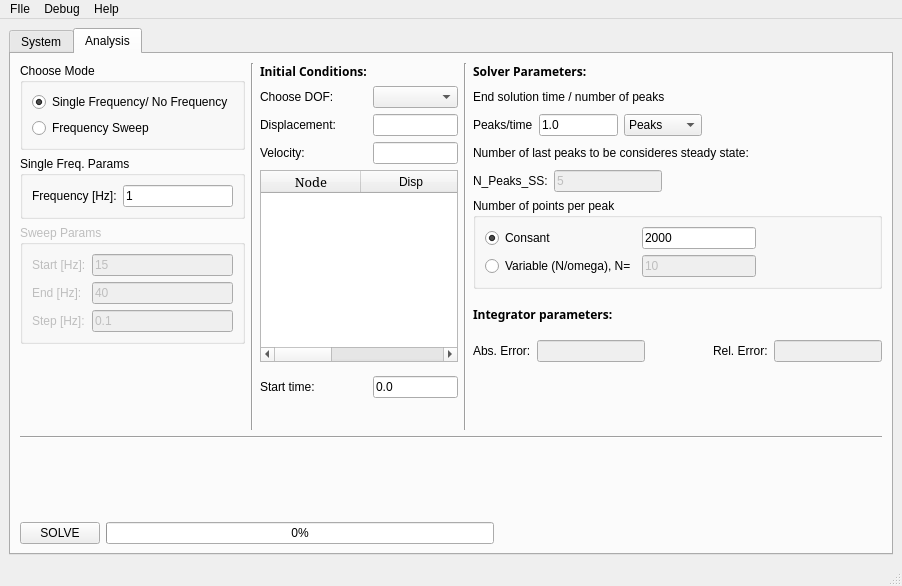
The window that oddsFormMain.ui (snexus/ODDS) describes before a commit, drawn with Qt 5.
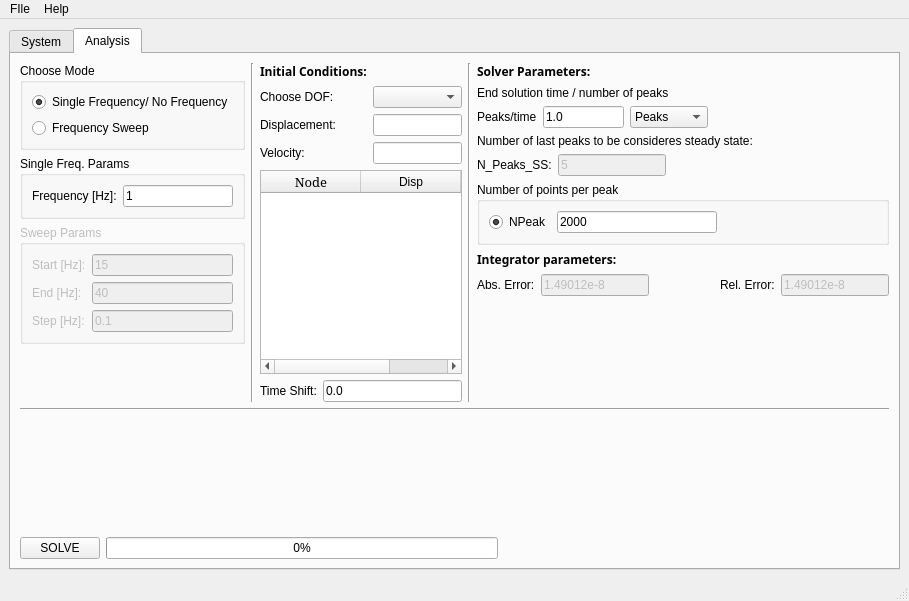
The same window after the commit. The open tabs and pages were chosen to show the change.

Commit message: Fixed inital conditions input, GUI refactoring

Diff of the .ui file:
```diff
--- a/oddsFormMain.ui
+++ b/oddsFormMain.ui
@@ -6,8 +6,8 @@
    <rect>
     <x>0</x>
     <y>0</y>
-    <width>902</width>
-    <height>586</height>
+    <width>909</width>
+    <height>601</height>
    </rect>
   </property>
   <property name="windowTitle">
@@ -535,9 +535,9 @@
        <attribute name="title">
         <string>Analysis</string>
        </attribute>
-       <layout class="QVBoxLayout" name="verticalLayout_12">
+       <layout class="QVBoxLayout" name="verticalLayout_15">
         <item>
-         <layout class="QHBoxLayout" name="horizontalLayout_14">
+         <layout class="QHBoxLayout" name="horizontalLayout_15">
           <item>
            <layout class="QVBoxLayout" name="verticalLayout_10">
             <item>
@@ -659,7 +659,7 @@
               <property name="sizeHint" stdset="0">
                <size>
                 <width>20</width>
-                <height>18</height>
+                <height>58</height>
                </size>
               </property>
              </spacer>
@@ -667,7 +667,7 @@
            </layout>
           </item>
           <item>
-           <widget class="Line" name="line_5">
+           <widget class="Line" name="line_8">
             <property name="orientation">
              <enum>Qt::Vertical</enum>
             </property>
@@ -675,21 +675,7 @@
           </item>
           <item>
            <layout class="QGridLayout" name="gridLayout_2">
-            <item row="6" column="4">
-             <widget class="QLabel" name="label_19">
-              <property name="font">
-               <font>
-                <family>Sans Serif</family>
-                <weight>75</weight>
-                <bold>true</bold>
-               </font>
-              </property>
-              <property name="text">
-               <string>Integrator parameters:</string>
-              </property>
-             </widget>
-            </item>
-            <item row="0" column="0" colspan="2">
+            <item row="0" column="0">
              <widget class="QLabel" name="label_10">
               <property name="font">
                <font>
@@ -703,20 +689,6 @@
               </property>
              </widget>
             </item>
-            <item row="0" column="4">
-             <widget class="QLabel" name="label_14">
-              <property name="font">
-               <font>
-                <family>Sans Serif</family>
-                <weight>75</weight>
-                <bold>true</bold>
-               </font>
-              </property>
-              <property name="text">
-               <string>Solver Parameters:</string>
-              </property>
-             </widget>
-            </item>
             <item row="1" column="0">
              <widget class="QLabel" name="label_11">
               <property name="text">
@@ -724,16 +696,9 @@
               </property>
              </widget>
             </item>
-            <item row="1" column="2">
+            <item row="1" column="1">
              <widget class="QComboBox" name="comboBox_DOF"/>
             </item>
-            <item row="1" column="4">
-             <widget class="QLabel" name="label_15">
-              <property name="text">
-               <string>End solution time / number of peaks</string>
-              </property>
-             </widget>
-            </item>
             <item row="2" column="0">
              <widget class="QLabel" name="label_13">
               <property name="text">
@@ -741,10 +706,99 @@
               </property>
              </widget>
             </item>
-            <item row="2" column="2">
+            <item row="2" column="1">
              <widget class="QLineEdit" name="lineEdit_DispInit"/>
             </item>
-            <item row="2" column="4">
+            <item row="3" column="0">
+             <widget class="QLabel" name="label_12">
+              <property name="text">
+               <string>Velocity:</string>
+              </property>
+             </widget>
+            </item>
+            <item row="3" column="1">
+             <widget class="QLineEdit" name="lineEdit_VelInit"/>
+            </item>
+            <item row="4" column="0" colspan="2">
+             <widget class="QTableWidget" name="tableWidgetInitCon">
+              <attribute name="verticalHeaderVisible">
+               <bool>false</bool>
+              </attribute>
+              <column>
+               <property name="text">
+                <string>Node</string>
+               </property>
+               <property name="font">
+                <font>
+                 <family>Serif</family>
+                 <pointsize>10</pointsize>
+                 <italic>false</italic>
+                </font>
+               </property>
+              </column>
+              <column>
+               <property name="text">
+                <string>Disp</string>
+               </property>
+              </column>
+              <column>
+               <property name="text">
+                <string>Vel</string>
+               </property>
+              </column>
+             </widget>
+            </item>
+            <item row="5" column="0" colspan="2">
+             <layout class="QHBoxLayout" name="horizontalLayout_11">
+              <item>
+               <widget class="QLabel" name="label_23">
+                <property name="text">
+                 <string>Time Shift:</string>
+                </property>
+               </widget>
+              </item>
+              <item>
+               <widget class="QLineEdit" name="lineStartTime">
+                <property name="text">
+                 <string>0.0</string>
+                </property>
+               </widget>
+              </item>
+             </layout>
+            </item>
+           </layout>
+          </item>
+          <item>
+           <widget class="Line" name="line_6">
+            <property name="orientation">
+             <enum>Qt::Vertical</enum>
+            </property>
+           </widget>
+          </item>
+          <item>
+           <layout class="QVBoxLayout" name="verticalLayout_14">
+            <item>
+             <widget class="QLabel" name="label_14">
+              <property name="font">
+               <font>
+                <family>Sans Serif</family>
+                <weight>75</weight>
+                <bold>true</bold>
+               </font>
+              </property>
+              <property name="text">
+               <string>Solver Parameters:</string>
+              </property>
+             </widget>
+            </item>
+            <item>
+             <widget class="QLabel" name="label_15">
+              <property name="text">
+               <string>End solution time / number of peaks</string>
+              </property>
+             </widget>
+            </item>
+            <item>
              <layout class="QHBoxLayout" name="horizontalLayout_10">
               <item>
                <widget class="QLabel" name="label_16">
@@ -789,53 +843,14 @@
               </item>
              </layout>
             </item>
-            <item row="3" column="0">
-             <widget class="QLabel" name="label_12">
-              <property name="text">
-               <string>Velocity:</string>
-              </property>
-             </widget>
-            </item>
-            <item row="3" column="2">
-             <widget class="QLineEdit" name="lineEdit_VelInit"/>
-            </item>
-            <item row="3" column="4">
+            <item>
              <widget class="QLabel" name="label_17">
               <property name="text">
                <string>Number of last peaks to be consideres steady state:</string>
               </property>
              </widget>
             </item>
-            <item row="4" column="0" rowspan="4" colspan="3">
-             <widget class="QTableWidget" name="tableWidgetInitCon">
-              <attribute name="verticalHeaderVisible">
-               <bool>false</bool>
-              </attribute>
-              <column>
-               <property name="text">
-                <string>Node</string>
-               </property>
-               <property name="font">
-                <font>
-                 <family>Serif</family>
-                 <pointsize>10</pointsize>
-                 <italic>false</italic>
-                </font>
-               </property>
-              </column>
-              <column>
-               <property name="text">
-                <string>Disp</string>
-               </property>
-              </column>
-              <column>
-               <property name="text">
-                <string>Vel</string>
-               </property>
-              </column>
-             </widget>
-            </item>
-            <item row="4" column="4">
+            <item>
              <layout class="QHBoxLayout" name="horizontalLayout_9">
               <item>
                <widget class="QLabel" name="label_18">
@@ -875,89 +890,79 @@
               </item>
              </layout>
             </item>
-            <item row="5" column="4">
+            <item>
+             <layout class="QVBoxLayout" name="verticalLayout_13">
+              <item>
              <widget class="QGroupBox" name="groupBox_4">
+                <property name="sizePolicy">
+                 <sizepolicy hsizetype="Preferred" vsizetype="Fixed">
+                  <horstretch>0</horstretch>
+                  <verstretch>0</verstretch>
+                 </sizepolicy>
+                </property>
               <property name="title">
                <string>Number of points per peak</string>
               </property>
-              <layout class="QHBoxLayout" name="horizontalLayout_11">
+                <layout class="QHBoxLayout" name="horizontalLayout_14">
                <item>
-                <layout class="QGridLayout" name="gridLayout_3">
-                 <item row="0" column="0">
                   <widget class="QRadioButton" name="radioButton_constantNpeak">
                    <property name="text">
-                    <string>Consant</string>
+                    <string>NPeak</string>
                    </property>
                    <property name="checked">
                     <bool>true</bool>
                    </property>
                   </widget>
                  </item>
-                 <item row="0" column="1">
+                 <item>
                   <widget class="QLineEdit" name="lineEdit_constNpeak">
                    <property name="enabled">
                     <bool>true</bool>
                    </property>
+                   <property name="sizePolicy">
+                    <sizepolicy hsizetype="Expanding" vsizetype="Expanding">
+                     <horstretch>0</horstretch>
+                     <verstretch>0</verstretch>
+                    </sizepolicy>
+                   </property>
                    <property name="text">
                     <string>2000</string>
                    </property>
                   </widget>
                  </item>
-                 <item row="0" column="2">
+                 <item>
                   <spacer name="horizontalSpacer_7">
                    <property name="orientation">
                     <enum>Qt::Horizontal</enum>
                    </property>
                    <property name="sizeHint" stdset="0">
                     <size>
-                     <width>78</width>
+                     <width>120</width>
                      <height>20</height>
                     </size>
                    </property>
                   </spacer>
                  </item>
-                 <item row="1" column="0">
-                  <widget class="QRadioButton" name="radioButton_variableNpeak">
-                   <property name="enabled">
-                    <bool>true</bool>
-                   </property>
-                   <property name="text">
-                    <string>Variable (N/omega), N=</string>
-                   </property>
-                   <property name="checked">
-                    <bool>false</bool>
-                   </property>
-                  </widget>
-                 </item>
-                 <item row="1" column="1">
-                  <widget class="QLineEdit" name="lineEdit_varNpeak">
-                   <property name="enabled">
-                    <bool>false</bool>
+                </layout>
+               </widget>
+              </item>
+              <item>
+               <layout class="QVBoxLayout" name="verticalLayout_12">
+                <item>
+                 <widget class="QLabel" name="label_19">
+                  <property name="font">
+                   <font>
+                    <family>Sans Serif</family>
+                    <weight>75</weight>
+                    <bold>true</bold>
+                   </font>
                    </property>
                    <property name="text">
-                    <string>10</string>
+                   <string>Integrator parameters:</string>
                    </property>
                   </widget>
                  </item>
-                 <item row="1" column="2">
-                  <spacer name="horizontalSpacer_6">
-                   <property name="orientation">
-                    <enum>Qt::Horizontal</enum>
-                   </property>
-                   <property name="sizeHint" stdset="0">
-                    <size>
-                     <width>78</width>
-                     <height>20</height>
-                    </size>
-                   </property>
-                  </spacer>
-                 </item>
-                </layout>
-               </item>
-              </layout>
-             </widget>
-            </item>
-            <item row="7" column="4">
+                <item>
              <layout class="QHBoxLayout" name="horizontalLayout_12">
               <item>
                <widget class="QLabel" name="label_20">
@@ -971,6 +976,9 @@
                 <property name="enabled">
                  <bool>false</bool>
                 </property>
+                    <property name="text">
+                     <string>1.49012e-8</string>
+                    </property>
                </widget>
               </item>
               <item>
@@ -998,24 +1006,18 @@
                 <property name="enabled">
                  <bool>false</bool>
                 </property>
+                    <property name="text">
+                     <string>1.49012e-8</string>
+                    </property>
                </widget>
               </item>
              </layout>
             </item>
-            <item row="8" column="4">
-             <spacer name="verticalSpacer_4">
-              <property name="orientation">
-               <enum>Qt::Vertical</enum>
-              </property>
-              <property name="sizeHint" stdset="0">
-               <size>
-                <width>20</width>
-                <height>38</height>
-               </size>
-              </property>
-             </spacer>
-            </item>
-            <item row="9" column="1">
+               </layout>
+              </item>
+             </layout>
+            </item>
+            <item>
              <spacer name="verticalSpacer_2">
               <property name="orientation">
                <enum>Qt::Vertical</enum>
@@ -1023,32 +1025,11 @@
               <property name="sizeHint" stdset="0">
                <size>
                 <width>20</width>
-                <height>18</height>
+                <height>78</height>
                </size>
               </property>
              </spacer>
             </item>
-            <item row="8" column="0">
-             <widget class="QLabel" name="label_23">
-              <property name="text">
-               <string>Start time:</string>
-              </property>
-             </widget>
-            </item>
-            <item row="8" column="2">
-             <widget class="QLineEdit" name="lineStartTime">
-              <property name="text">
-               <string>0.0</string>
-              </property>
-             </widget>
-            </item>
-            <item row="0" column="3" rowspan="10">
-             <widget class="Line" name="line_6">
-              <property name="orientation">
-               <enum>Qt::Vertical</enum>
-              </property>
-             </widget>
-            </item>
            </layout>
           </item>
          </layout>
@@ -1068,7 +1049,7 @@
           <property name="sizeHint" stdset="0">
            <size>
             <width>20</width>
-            <height>61</height>
+            <height>88</height>
            </size>
           </property>
          </spacer>
@@ -1115,7 +1096,7 @@
     <rect>
      <x>0</x>
      <y>0</y>
-     <width>902</width>
+     <width>909</width>
      <height>21</height>
     </rect>
    </property>
@@ -1126,11 +1107,6 @@
     <addaction name="actionOpen"/>
     <addaction name="actionSave"/>
    </widget>
-   <widget class="QMenu" name="menuDebug">
-    <property name="title">
-     <string>Debug</string>
-    </property>
-   </widget>
    <widget class="QMenu" name="menuHelp">
     <property name="title">
      <string>Help</string>
@@ -1138,7 +1114,6 @@
     <addaction name="actionAbout"/>
    </widget>
    <addaction name="menuFIle"/>
-   <addaction name="menuDebug"/>
    <addaction name="menuHelp"/>
   </widget>
   <widget class="QStatusBar" name="statusbar"/>
```
Left out of the diff: 64 changed lines with no effect on the pictures. Lines whose indentation alone changed are shown as unchanged. The commit also changes 4 other files.
